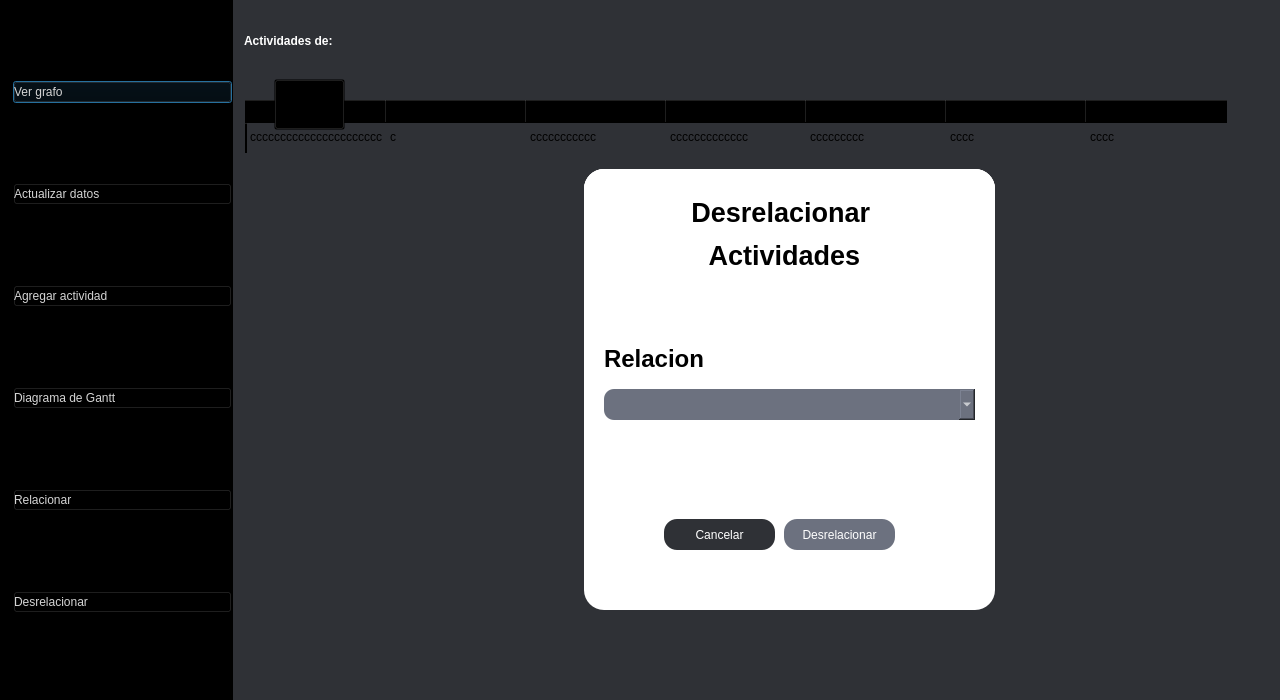
This is ui/abrir.ui in rojasalexander/AdministradorProyectosFacultad as Qt 5 draws it before an edit. The edited form follows.
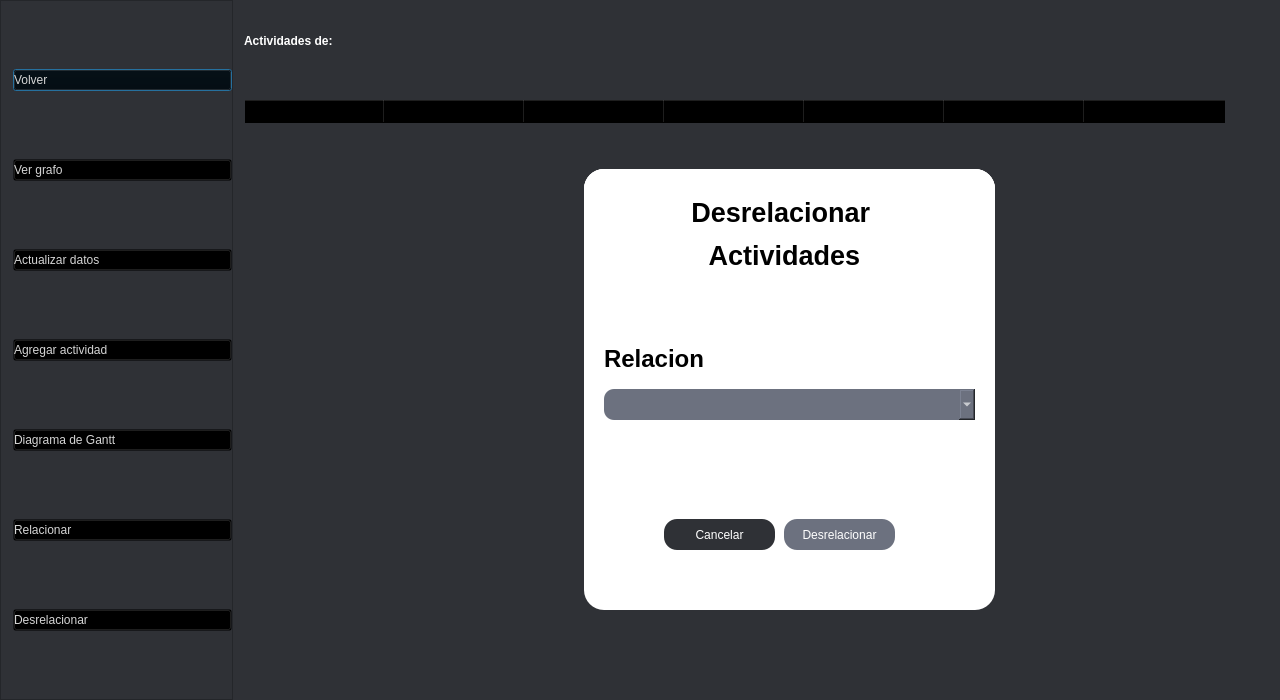
This is the edited form. Icons and pictures are not drawn.

Patch:
```diff
--- a/ui/abrir.ui
+++ b/ui/abrir.ui
@@ -44,7 +44,7 @@
    <item>
     <widget class="QFrame" name="menu_lateral">
      <property name="styleSheet">
-      <string notr="true">background-color: rgba(0,0,0,0,0);</string>
+      <string notr="true"/>
      </property>
      <property name="frameShape">
       <enum>QFrame::StyledPanel</enum>
@@ -68,11 +68,45 @@
       <property name="bottomMargin">
        <number>0</number>
       </property>
+      <item>
+       <widget class="QPushButton" name="volverbtn">
+        <property name="styleSheet">
+         <string notr="true">
+QPushButton{
+background-color: rgba(0, 0, 0, 0);
+color: rgb(213, 213, 213);
+font: 75 12pt &quot;Verdana&quot;;
+text-align: left;
+}
+
+QPushButton:hover{
+background-color: rgba(10, 10, 10, 120);
+color: rgb(213, 213, 213);
+font: 75 12pt &quot;Verdana&quot;;
+border-radius: 15px;
+}</string>
+        </property>
+        <property name="text">
+         <string>Volver</string>
+        </property>
+        <property name="icon">
+         <iconset>
+          <normaloff>../icons/volver-icon.png</normaloff>../icons/volver-icon.png</iconset>
+        </property>
+        <property name="iconSize">
+         <size>
+          <width>40</width>
+          <height>40</height>
+         </size>
+        </property>
+       </widget>
+      </item>
       <item>
        <widget class="QPushButton" name="grafobtn">
         <property name="styleSheet">
          <string notr="true">
 QPushButton{
+background-color: rgba(0, 0, 0, 0);
 color: rgb(213, 213, 213);
 font: 75 12pt &quot;Verdana&quot;;
 text-align: left;
@@ -105,6 +139,7 @@
         <property name="styleSheet">
          <string notr="true">
 QPushButton{
+background-color: rgba(0, 0, 0, 0);
 color: rgb(213, 213, 213);
 font: 75 12pt &quot;Verdana&quot;;
 text-align: left;
@@ -137,6 +172,7 @@
         <property name="styleSheet">
          <string notr="true">
 QPushButton{
+background-color: rgba(0, 0, 0, 0);
 color: rgb(213, 213, 213);
 font: 75 12pt &quot;Verdana&quot;;
 text-align: left;
@@ -169,6 +205,7 @@
         <property name="styleSheet">
          <string notr="true">
 QPushButton{
+background-color: rgba(0, 0, 0, 0);
 color: rgb(213, 213, 213);
 font: 75 12pt &quot;Verdana&quot;;
 text-align: left;
@@ -201,6 +238,7 @@
         <property name="styleSheet">
          <string notr="true">
 QPushButton{
+background-color: rgba(0, 0, 0, 0);
 color: rgb(213, 213, 213);
 font: 75 12pt &quot;Verdana&quot;;
 text-align: left;
@@ -233,6 +271,7 @@
         <property name="styleSheet">
          <string notr="true">
 QPushButton{
+background-color: rgba(0, 0, 0, 0);
 color: rgb(213, 213, 213);
 font: 75 12pt &quot;Verdana&quot;;
 text-align: left;
@@ -395,11 +434,6 @@
          <attribute name="verticalHeaderDefaultSectionSize">
           <number>30</number>
          </attribute>
-         <row>
-          <property name="text">
-           <string/>
-          </property>
-         </row>
          <column>
           <property name="text">
            <string>Nombre</string>
@@ -491,41 +525,6 @@
            </font>
           </property>
          </column>
-         <item row="0" column="0">
-          <property name="text">
-           <string>cccccccccccccccccccccc</string>
-          </property>
-         </item>
-         <item row="0" column="1">
-          <property name="text">
-           <string>c</string>
-          </property>
-         </item>
-         <item row="0" column="2">
-          <property name="text">
-           <string>ccccccccccc</string>
-          </property>
-         </item>
-         <item row="0" column="3">
-          <property name="text">
-           <string>ccccccccccccc</string>
-          </property>
-         </item>
-         <item row="0" column="4">
-          <property name="text">
-           <string>ccccccccc</string>
-          </property>
-         </item>
-         <item row="0" column="5">
-          <property name="text">
-           <string>cccc</string>
-          </property>
-         </item>
-         <item row="0" column="6">
-          <property name="text">
-           <string>cccc</string>
-          </property>
-         </item>
         </widget>
         <widget class="QWidget" name="editar_act" native="true">
          <property name="enabled">
@@ -1096,32 +1095,6 @@
           </property>
          </widget>
         </widget>
-        <widget class="QPushButton" name="volverbtn">
-         <property name="geometry">
-          <rect>
-           <x>40</x>
-           <y>0</y>
-           <width>71</width>
-           <height>51</height>
-          </rect>
-         </property>
-         <property name="styleSheet">
-          <string notr="true">background-color: rgba(0,0,0,0);</string>
-         </property>
-         <property name="text">
-          <string/>
-         </property>
-         <property name="icon">
-          <iconset>
-           <normaloff>../../../../icons/volver-icon.png</normaloff>../../../../icons/volver-icon.png</iconset>
-         </property>
-         <property name="iconSize">
-          <size>
-           <width>40</width>
-           <height>40</height>
-          </size>
-         </property>
-        </widget>
         <widget class="QWidget" name="desrelacionar_w" native="true">
          <property name="enabled">
           <bool>true</bool>
```
Left out of the diff: 9 changed lines with no effect on the pictures.
